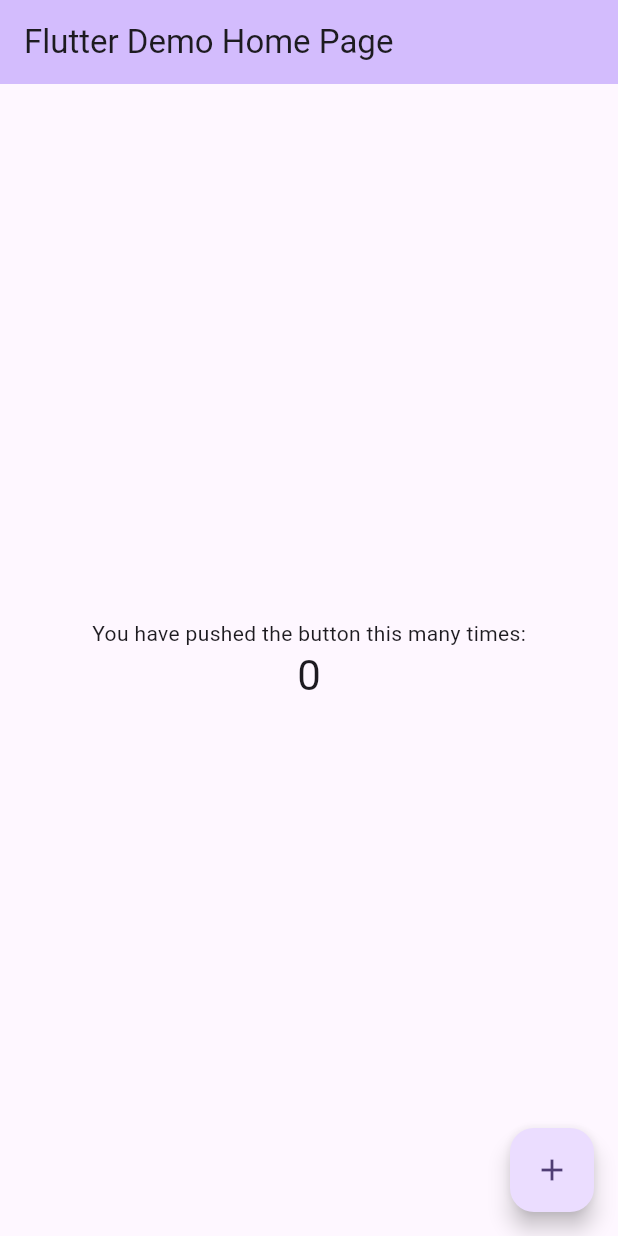
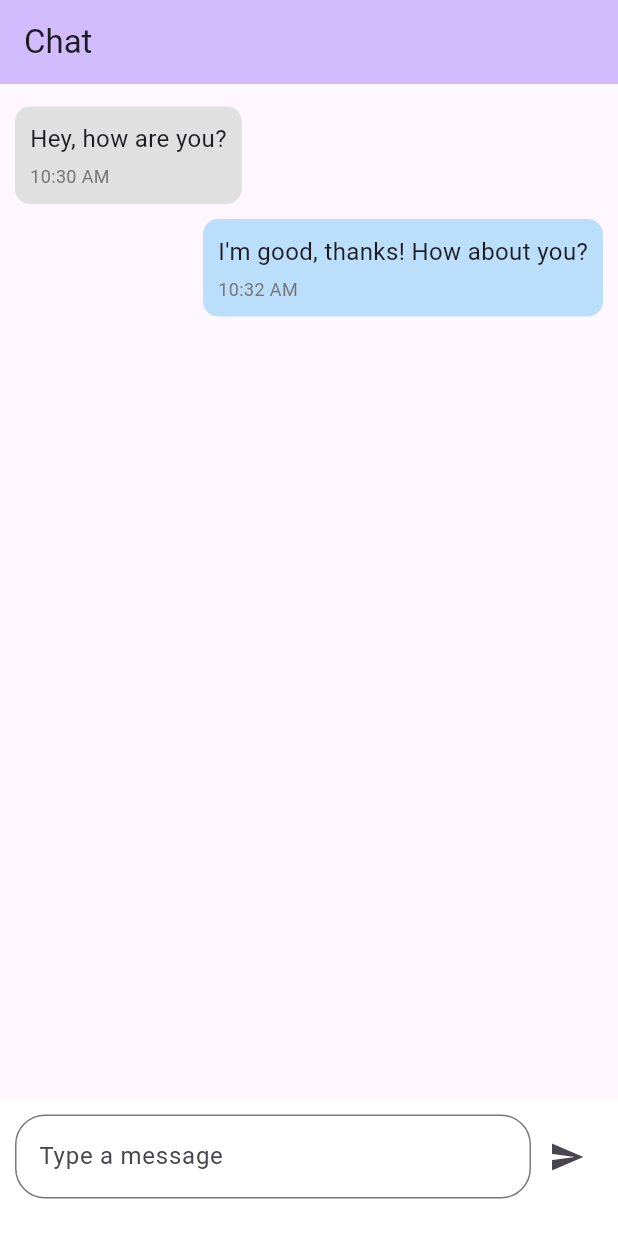
Before and after one commit to renatogoedert/Fluter_Rust_messageApp, a Flutter app: the screen it shows after launch, on a phone screen of 412 x 824 dp. Run offline on Flutter 3.47's test engine with Material 3 defaults, Android fonts, the phone set to English and light mode, and no system bars.

Commit message:
Initial Chat Screen and testing

```diff
--- a/lib/main.dart
+++ b/lib/main.dart
@@ -1,3 +1,4 @@
+import 'package:flutter/foundation.dart';
 import 'package:flutter/material.dart';
 
 void main() {
@@ -7,119 +8,144 @@ void main() {
 class MyApp extends StatelessWidget {
   const MyApp({super.key});
 
-  // This widget is the root of your application.
   @override
   Widget build(BuildContext context) {
     return MaterialApp(
-      title: 'Flutter Demo',
+      title: 'Messaging App',
       theme: ThemeData(
-        // This is the theme of your application.
-        //
-        // TRY THIS: Try running your application with "flutter run". You'll see
-        // the application has a purple toolbar. Then, without quitting the app,
-        // try changing the seedColor in the colorScheme below to Colors.green
-        // and then invoke "hot reload" (save your changes or press the "hot
-        // reload" button in a Flutter-supported IDE, or press "r" if you used
-        // the command line to start the app).
-        //
-        // Notice that the counter didn't reset back to zero; the application
-        // state is not lost during the reload. To reset the state, use hot
-        // restart instead.
-        //
-        // This works for code too, not just values: Most code changes can be
-        // tested with just a hot reload.
         colorScheme: ColorScheme.fromSeed(seedColor: Colors.deepPurple),
         useMaterial3: true,
       ),
-      home: const MyHomePage(title: 'Flutter Demo Home Page'),
+      home: const ChatScreen(title: "Chat"),
     );
   }
 }
 
-class MyHomePage extends StatefulWidget {
-  const MyHomePage({super.key, required this.title});
-
-  // This widget is the home page of your application. It is stateful, meaning
-  // that it has a State object (defined below) that contains fields that affect
-  // how it looks.
-
-  // This class is the configuration for the state. It holds the values (in this
-  // case the title) provided by the parent (in this case the App widget) and
-  // used by the build method of the State. Fields in a Widget subclass are
-  // always marked "final".
+class ChatScreen extends StatefulWidget {
+  const ChatScreen({super.key, required this.title});
 
   final String title;
 
   @override
-  State<MyHomePage> createState() => _MyHomePageState();
+  State<ChatScreen> createState() => _ChatScreenState();
 }
 
-class _MyHomePageState extends State<MyHomePage> {
-  int _counter = 0;
+class _ChatScreenState extends State<ChatScreen> {
+  final TextEditingController _messageControler = TextEditingController();
 
-  void _incrementCounter() {
+  List<Map<String, dynamic>> messages = [
+    {
+      'sender': 'Alice',
+      'text': 'Hey, how are you?',
+      'time': '10:30 AM',
+      'isMe': false,
+    },
+    {
+      'sender': 'Me',
+      'text': 'I\'m good, thanks! How about you?',
+      'time': '10:32 AM',
+      'isMe': true,
+    },
+    // Additional messages can be added here
+  ];
+
+  void _sendMessage() {
+    if (kDebugMode) {
+      print('send message function run');
+      print('Message text to be added: ${_messageControler.text}');
+    }
+    if (_messageControler.text.isNotEmpty) {
       setState(() {
-      // This call to setState tells the Flutter framework that something has
-      // changed in this State, which causes it to rerun the build method below
-      // so that the display can reflect the updated values. If we changed
-      // _counter without calling setState(), then the build method would not be
-      // called again, and so nothing would appear to happen.
-      _counter++;
+        messages.add({
+          'sender': 'Me',
+          'text': _messageControler.text,
+          'time': TimeOfDay.now().format(context),
+          'isMe': true,
         });
+        if (kDebugMode) {
+          print("Message Added!");
+        }
+        _messageControler.clear();
+      });
+    }
   }
 
   @override
   Widget build(BuildContext context) {
-    // This method is rerun every time setState is called, for instance as done
-    // by the _incrementCounter method above.
-    //
-    // The Flutter framework has been optimized to make rerunning build methods
-    // fast, so that you can just rebuild anything that needs updating rather
-    // than having to individually change instances of widgets.
     return Scaffold(
         appBar: AppBar(
-        // TRY THIS: Try changing the color here to a specific color (to
-        // Colors.amber, perhaps?) and trigger a hot reload to see the AppBar
-        // change color while the other colors stay the same.
           backgroundColor: Theme.of(context).colorScheme.inversePrimary,
-        // Here we take the value from the MyHomePage object that was created by
-        // the App.build method, and use it to set our appbar title.
           title: Text(widget.title),
         ),
-      body: Center(
-        // Center is a layout widget. It takes a single child and positions it
-        // in the middle of the parent.
+        body: Column(
+          children: [
+            //Message Log
+            Expanded(
+                child: Container(
+              padding: EdgeInsets.all(10),
+              child: ListView.builder(
+                  itemCount: messages.length,
+                  itemBuilder: (context, index) {
+                    final message = messages[index];
+
+                    return Align(
+                        alignment: message['isMe']
+                            ? Alignment.centerRight
+                            : Alignment.centerLeft,
+                        child: Container(
+                          margin: const EdgeInsets.symmetric(vertical: 5),
+                          padding: const EdgeInsets.all(10),
+                          decoration: BoxDecoration(
+                              color: message['isMe']
+                                  ? Colors.blue[100]
+                                  : Colors.grey[300],
+                              borderRadius: BorderRadius.circular(10)),
                           child: Column(
-          // Column is also a layout widget. It takes a list of children and
-          // arranges them vertically. By default, it sizes itself to fit its
-          // children horizontally, and tries to be as tall as its parent.
-          //
-          // Column has various properties to control how it sizes itself and
-          // how it positions its children. Here we use mainAxisAlignment to
-          // center the children vertically; the main axis here is the vertical
-          // axis because Columns are vertical (the cross axis would be
-          // horizontal).
-          //
-          // TRY THIS: Invoke "debug painting" (choose the "Toggle Debug Paint"
-          // action in the IDE, or press "p" in the console), to see the
-          // wireframe for each widget.
-          mainAxisAlignment: MainAxisAlignment.center,
-          children: <Widget>[
-            const Text(
-              'You have pushed the button this many times:',
+                            crossAxisAlignment: CrossAxisAlignment.start,
+                            children: [
+                              Text(
+                                message['text'],
+                                style: const TextStyle(fontSize: 16),
                               ),
+                              const SizedBox(height: 5),
                               Text(
-              '$_counter',
-              style: Theme.of(context).textTheme.headlineMedium,
-            ),
+                                message['time'],
+                                style: TextStyle(
+                                    fontSize: 12, color: Colors.grey[600]),
+                              )
                             ],
                           ),
+                        ));
+                  }),
+            )),
+
+            // //Message input Field
+            Container(
+              padding:
+                  EdgeInsets.only(top: 10, right: 10, left: 10, bottom: 25),
+              color: Colors.white,
+              child: Row(
+                children: [
+                  Expanded(
+                      child: TextField(
+                    controller: _messageControler,
+                    decoration: InputDecoration(
+                        hintText: 'Type a message',
+                        border: OutlineInputBorder(
+                            borderRadius: BorderRadius.circular(20))),
+                  )),
+                  IconButton(
+                      icon: const Icon(Icons.send),
+                      onPressed: () {
+                        if (kDebugMode) {
+                          print('send cliked!');
+                        }
+                        _sendMessage();
+                      })
+                ],
               ),
-      floatingActionButton: FloatingActionButton(
-        onPressed: _incrementCounter,
-        tooltip: 'Increment',
-        child: const Icon(Icons.add),
-      ), // This trailing comma makes auto-formatting nicer for build methods.
-    );
+            )
+          ],
+        ));
   }
 }
```
Also changed, not shown: pubspec.lock, 5 other files. Lines whose indentation alone changed are shown as unchanged.
